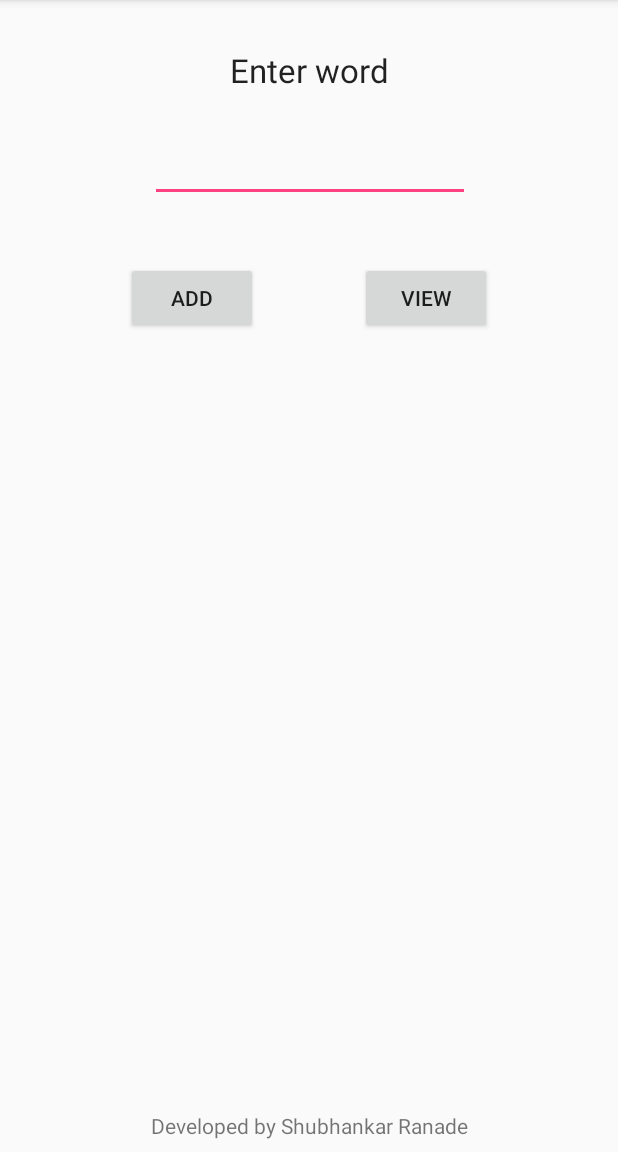
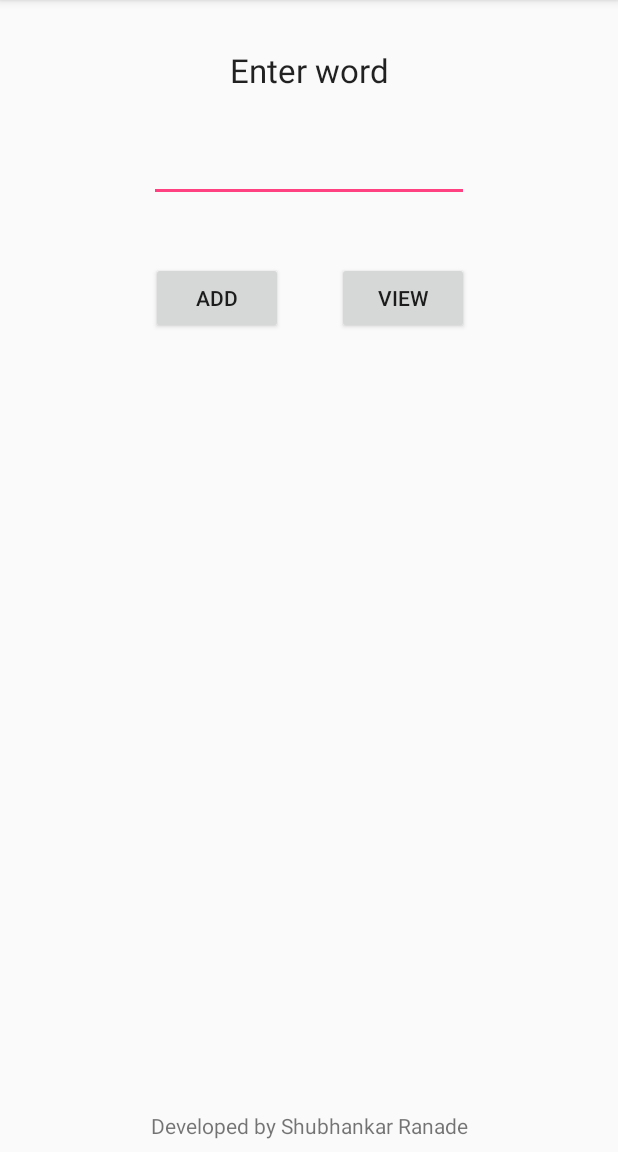
Before and after one commit to shubhankar30/OpenDictionary, an Android app: the screen it shows after launch (MainActivity), on a phone screen of 412 x 824 dp, the part 84-1236 px from its top. Run offline under Robolectric (Android 15) with nearby library versions, the light colour scheme and no system bars; our stand-ins replace Volley.

Commit message:
Error fix 3

```diff
--- a/SimpleDictionary/app/src/main/java/shubhankar30/simpledictionary/EditDataActivity.java
+++ b/SimpleDictionary/app/src/main/java/shubhankar30/simpledictionary/EditDataActivity.java
@@ -55,7 +55,8 @@ public class EditDataActivity extends AppCompatActivity{
             word_item.setText(selectedWord);
             meaning_item.setText(selectedMeaning);
 
-            if(selectedExample == null) { //If there is no example for specific word
+            //toastMessage("Example is:"+selectedExample); debug
+            if(selectedExample.equals("null")) { //If there is no example for specific word
                 example_item.setText("Example not available for this context");
             }else{
                 example_item.setText(selectedExample);
--- a/SimpleDictionary/app/src/main/java/shubhankar30/simpledictionary/MainActivity.java
+++ b/SimpleDictionary/app/src/main/java/shubhankar30/simpledictionary/MainActivity.java
@@ -87,6 +87,9 @@ public class MainActivity extends AppCompatActivity {
                 new Response.Listener<JSONArray>() {
                     @Override
                     public void onResponse(JSONArray response) {
+                        if(response.length()==0){
+                            toastMessage("Enter a valid word");
+                        }
 
                         for( int i=0 ; i<response.length();i++){
                             String meaningOfWord = null;
--- a/SimpleDictionary/app/src/main/res/layout/activity_main.xml
+++ b/SimpleDictionary/app/src/main/res/layout/activity_main.xml
@@ -16,7 +16,6 @@
         android:ems="10"
         android:inputType="textPersonName"
         app:layout_constraintEnd_toEndOf="parent"
-        app:layout_constraintHorizontal_bias="0.503"
         app:layout_constraintStart_toStartOf="parent"
         app:layout_constraintTop_toBottomOf="@+id/textView2" />
 
@@ -24,20 +23,22 @@
         android:id="@+id/btnAdd"
         android:layout_width="wrap_content"
         android:layout_height="wrap_content"
-        android:layout_marginStart="84dp"
+        android:layout_marginEnd="36dp"
+        android:layout_marginStart="8dp"
         android:layout_marginTop="40dp"
         android:text="Add"
-        app:layout_constraintStart_toStartOf="parent"
+        app:layout_constraintEnd_toStartOf="@+id/btnView"
+        app:layout_constraintHorizontal_bias="1.0"
+        app:layout_constraintStart_toStartOf="@+id/editText"
         app:layout_constraintTop_toBottomOf="@+id/editText" />
 
     <Button
         android:id="@+id/btnView"
         android:layout_width="wrap_content"
         android:layout_height="wrap_content"
-        android:layout_marginEnd="84dp"
         android:layout_marginTop="40dp"
         android:text="View"
-        app:layout_constraintEnd_toEndOf="parent"
+        app:layout_constraintEnd_toEndOf="@+id/editText"
         app:layout_constraintTop_toBottomOf="@+id/editText" />
 
     <TextView
```
Also changed, not shown: SimpleDictionary/app/src/main/res/layout/custom_list_adapter.xml (+4 -4 lines).
